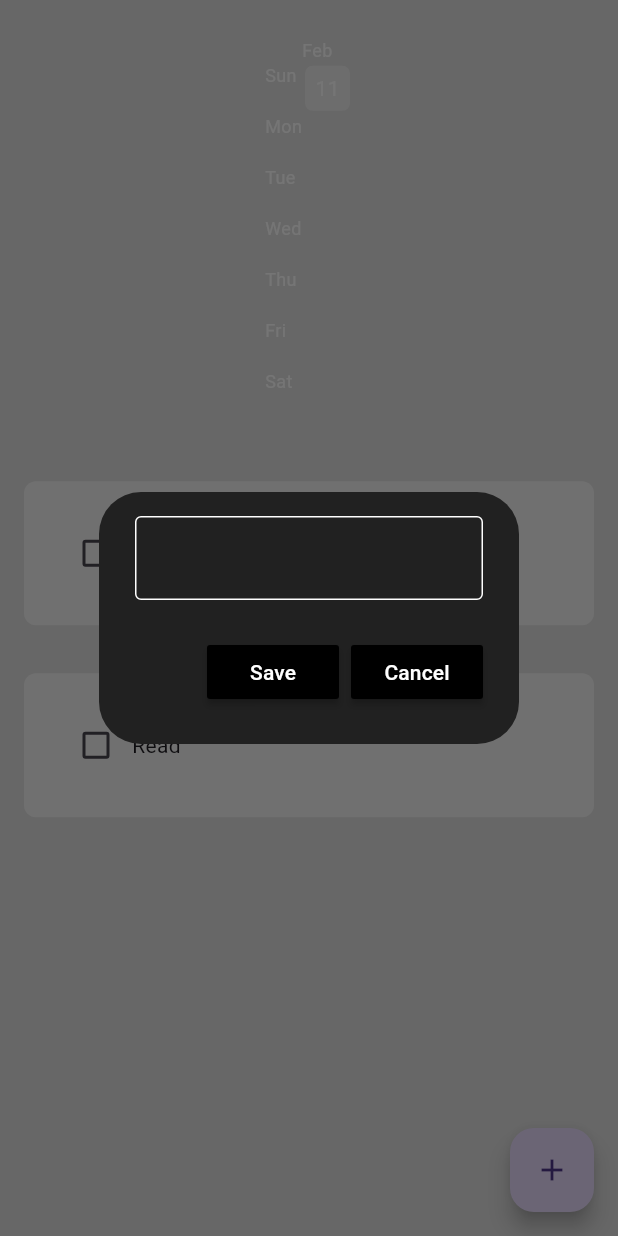
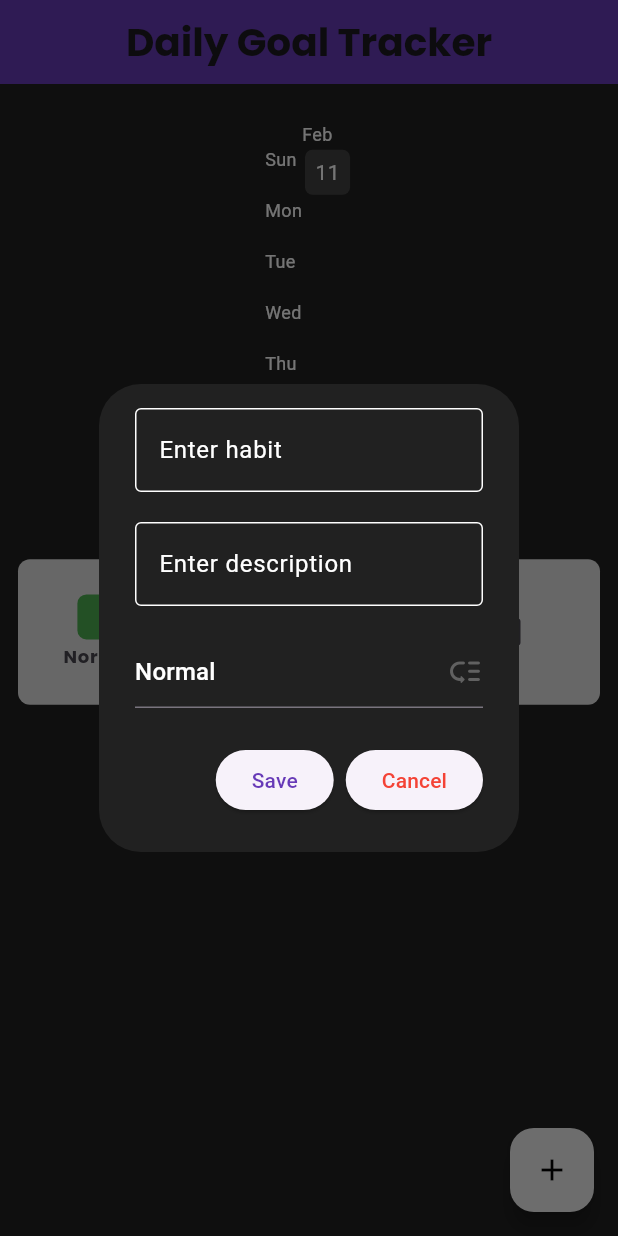
Before and after one commit to Arjun6112/assignment-task-tracker, a Flutter app: the screen it shows after launch, after a tap on the "add" icon, on a phone screen of 412 x 824 dp. Run offline on Flutter 3.47's test engine with Material 3 defaults, Android fonts, the phone set to English and light mode, and no system bars; drawn by our look-alikes of flutter_heatmap_calendar, flutter_slidable; our stand-ins replace google_fonts, hive, hive_flutter; accounts and stored records are empty.

Commit message:
Completed assignment

```diff
--- a/lib/components/floating_action_button.dart
+++ /dev/null
@@ -1,11 +0,0 @@
-import 'package:flutter/material.dart';
-
-class MyFloatingActionButton extends StatelessWidget {
-  final Function()? onPressed;
-  const MyFloatingActionButton({Key? key, this.onPressed}) : super(key: key);
-
-  @override
-  Widget build(BuildContext context) {
-    return FloatingActionButton(onPressed: onPressed, child: Icon(Icons.add));
-  }
-}
--- a/lib/components/habit_tile.dart
+++ b/lib/components/habit_tile.dart
@@ -1,8 +1,13 @@
 import 'package:flutter/material.dart';
 import 'package:flutter_slidable/flutter_slidable.dart';
+import 'package:google_fonts/google_fonts.dart';
+import 'package:habbit_tracker/data/habit_database.dart';
 
 class HabitTile extends StatelessWidget {
   final String habitName;
+  final String habitDescription;
+  final Priorities priority;
+
   final bool isDone;
   final Function(bool?)? onChanged;
   final Function(BuildContext?) deleteTapped;
@@ -14,19 +19,21 @@ class HabitTile extends StatelessWidget {
       required this.isDone,
       required this.onChanged,
       required this.deleteTapped,
-      required this.settingsTapped})
+      required this.settingsTapped,
+      required this.habitDescription,
+      required this.priority})
       : super(key: key);
 
   @override
   Widget build(BuildContext context) {
     return Padding(
-      padding: const EdgeInsets.all(16.0),
+      padding: const EdgeInsets.all(12.0),
       child: Slidable(
-        endActionPane: ActionPane(motion: StretchMotion(), children: [
+        endActionPane: ActionPane(motion: const StretchMotion(), children: [
           SlidableAction(
             onPressed: settingsTapped,
             backgroundColor: Colors.grey.shade800,
-            icon: Icons.settings,
+            icon: Icons.mode_edit,
             borderRadius: BorderRadius.circular(12),
           ),
           SlidableAction(
@@ -37,14 +44,43 @@ class HabitTile extends StatelessWidget {
           )
         ]),
         child: Container(
-          padding: EdgeInsets.all(24),
+          padding: const EdgeInsets.all(14),
           decoration: BoxDecoration(
-              color: Colors.grey[100], borderRadius: BorderRadius.circular(8)),
-          child: Row(
-            children: [
-              Checkbox(value: isDone, onChanged: onChanged),
-              Text(habitName),
-            ],
+              color: Colors.grey[300], borderRadius: BorderRadius.circular(8)),
+          child: ListTile(
+            leading: Column(
+              mainAxisAlignment: MainAxisAlignment.spaceEvenly,
+              children: [
+                Container(
+                  decoration: BoxDecoration(
+                      shape: BoxShape.rectangle,
+                      borderRadius: BorderRadius.circular(6),
+                      color: Priorities.Normal == priority
+                          ? Colors.green
+                          : Priorities.Urgent == priority
+                              ? Colors.red
+                              : Colors.orange),
+                  width: 30,
+                  height: 30,
+                ),
+                Text(
+                  priority.toString().split('.').last,
+                  style: GoogleFonts.poppins(
+                      fontSize: 12, fontWeight: FontWeight.bold),
+                )
+              ],
+            ),
+            trailing: Checkbox(value: isDone, onChanged: onChanged),
+            title: Text(
+              habitName,
+              style: GoogleFonts.poppins(
+                  fontSize: 20, fontWeight: FontWeight.bold),
+            ),
+            subtitle: Text(
+              habitDescription,
+              style: GoogleFonts.poppins(
+                  fontSize: 16, fontWeight: FontWeight.w400),
+            ),
           ),
         ),
       ),
--- a/lib/components/monthly_summary.dart
+++ b/lib/components/monthly_summary.dart
@@ -19,30 +19,26 @@ class MonthlySummary extends StatelessWidget {
       padding: const EdgeInsets.only(top: 25, bottom: 25),
       child: HeatMap(
         startDate: createDateTimeObject(startDate),
-        endDate: DateTime.now().add(Duration(days: 0)),
+        endDate: DateTime.now().add(const Duration(days: 0)),
         datasets: datasets,
         colorMode: ColorMode.color,
-        defaultColor: Colors.grey[200],
+        defaultColor: Colors.grey[800],
         textColor: Colors.white,
         showColorTip: false,
         showText: true,
         scrollable: true,
         size: 30,
         colorsets: const {
-          1: Color.fromARGB(20, 2, 179, 8),
-          2: Color.fromARGB(40, 2, 179, 8),
-          3: Color.fromARGB(60, 2, 179, 8),
-          4: Color.fromARGB(80, 2, 179, 8),
-          5: Color.fromARGB(100, 2, 179, 8),
-          6: Color.fromARGB(120, 2, 179, 8),
-          7: Color.fromARGB(150, 2, 179, 8),
-          8: Color.fromARGB(180, 2, 179, 8),
-          9: Color.fromARGB(220, 2, 179, 8),
-          10: Color.fromARGB(255, 2, 179, 8),
-        },
-        onClick: (value) {
-          ScaffoldMessenger.of(context)
-              .showSnackBar(SnackBar(content: Text(value.toString())));
+          1: Color.fromARGB(19, 90, 2, 179),
+          2: Color.fromARGB(40, 132, 2, 179),
+          3: Color.fromARGB(59, 120, 2, 179),
+          4: Color.fromARGB(80, 102, 2, 179),
+          5: Color.fromARGB(99, 79, 2, 179),
+          6: Color.fromARGB(120, 102, 2, 179),
+          7: Color.fromARGB(149, 108, 2, 179),
+          8: Color.fromARGB(180, 114, 2, 179),
+          9: Color.fromARGB(220, 132, 2, 179),
+          10: Color.fromARGB(255, 114, 2, 179),
         },
       ),
     );
--- a/lib/components/my_alert_dialog.dart
+++ b/lib/components/my_alert_dialog.dart
@@ -1,43 +1,93 @@
 import 'package:flutter/material.dart';
+import 'package:flutter/scheduler.dart';
+import 'package:habbit_tracker/data/habit_database.dart';
 
 class MyAlertDialog extends StatelessWidget {
-  final controller;
+  final titleController;
+  final descriptionController;
+  final Priorities priority;
+  final Function onPriorityChange;
   final VoidCallback onSave;
   final VoidCallback onCancel;
   const MyAlertDialog(
       {Key? key,
-      required this.controller,
+      required this.titleController,
       required this.onSave,
-      required this.onCancel})
+      required this.onCancel,
+      required this.descriptionController,
+      required this.priority,
+      required this.onPriorityChange(value)})
       : super(key: key);
 
   @override
   Widget build(BuildContext context) {
     return AlertDialog(
       backgroundColor: Colors.grey[900],
-      content: TextField(
-        controller: controller,
-        decoration: InputDecoration(
-            enabledBorder:
-                OutlineInputBorder(borderSide: BorderSide(color: Colors.white)),
-            focusedBorder: OutlineInputBorder(
-                borderSide: BorderSide(color: Colors.white))),
-        style: TextStyle(color: Colors.white),
+      content: Column(
+        mainAxisAlignment: MainAxisAlignment.spaceAround,
+        mainAxisSize: MainAxisSize.min,
+        children: [
+          TextField(
+            controller: titleController,
+            decoration: const InputDecoration(
+                hintText: "Enter habit",
+                hintStyle: TextStyle(color: Colors.white),
+                enabledBorder: OutlineInputBorder(
+                    borderSide: BorderSide(color: Colors.white)),
+                focusedBorder: OutlineInputBorder(
+                    borderSide: BorderSide(color: Colors.white))),
+            style: const TextStyle(color: Colors.white),
+          ),
+          const SizedBox(
+            height: 20,
+          ),
+          TextField(
+            controller: descriptionController,
+            decoration: const InputDecoration(
+                hintText: "Enter description",
+                hintMaxLines: 4,
+                hintStyle: TextStyle(color: Colors.white),
+                enabledBorder: OutlineInputBorder(
+                    borderSide: BorderSide(color: Colors.white)),
+                focusedBorder: OutlineInputBorder(
+                    borderSide: BorderSide(color: Colors.white))),
+            style: const TextStyle(color: Colors.white),
+          ),
+          const SizedBox(
+            height: 20,
+          ),
+          DropdownButtonFormField(
+            icon: const Icon(Icons.low_priority_rounded),
+            value: priority,
+            borderRadius: BorderRadius.circular(8),
+            dropdownColor: Colors.grey[900],
+            hint: const Text("Select priority",
+                style: TextStyle(color: Colors.white)),
+            items: Priorities.values
+                .map((e) => DropdownMenuItem(
+                    value: e,
+                    child: Text(e.toString().split('.')[1],
+                        style: const TextStyle(color: Colors.white))))
+                .toList(),
+            onChanged: (value) {
+              onPriorityChange(value);
+              SchedulerBinding.instance!.addPostFrameCallback((timeStamp) {});
+            },
+          ),
+        ],
       ),
       actions: [
-        MaterialButton(
+        ElevatedButton(
             onPressed: onSave,
-            color: Colors.black,
             child: const Text(
               "Save",
-              style: TextStyle(color: Colors.white),
+              style: TextStyle(color: Colors.deepPurple),
             )),
-        MaterialButton(
+        ElevatedButton(
             onPressed: onCancel,
-            color: Colors.black,
             child: const Text(
               "Cancel",
-              style: TextStyle(color: Colors.white),
+              style: TextStyle(color: Colors.red),
             ))
       ],
     );
--- /dev/null
+++ b/lib/data/adapter.dart
@@ -0,0 +1,36 @@
+import 'package:habbit_tracker/data/habit_database.dart';
+import 'package:hive/hive.dart';
+
+class PrioritiesAdapter extends TypeAdapter<Priorities> {
+  @override
+  final typeId = 1; // choose an unique id for this adapter
+
+  @override
+  Priorities read(BinaryReader reader) {
+    switch (reader.readByte()) {
+      case 0:
+        return Priorities.Normal;
+      case 1:
+        return Priorities.Important;
+      case 2:
+        return Priorities.Urgent;
+      default:
+        return Priorities.Normal;
+    }
+  }
+
+  @override
+  void write(BinaryWriter writer, Priorities obj) {
+    switch (obj) {
+      case Priorities.Normal:
+        writer.writeByte(0);
+        break;
+      case Priorities.Important:
+        writer.writeByte(1);
+        break;
+      case Priorities.Urgent:
+        writer.writeByte(2);
+        break;
+    }
+  }
+}
--- a/lib/data/habit_database.dart
+++ b/lib/data/habit_database.dart
@@ -5,15 +5,20 @@ import '../datetime/date_time.dart';
 // reference our box
 final _myBox = Hive.box("Habit_Database");
 
+enum Priorities {
+  Urgent,
+  Important,
+  Normal,
+}
+
 class HabitDatabase {
-  List todaysHabitList = [];
+  List todaysHabitList = ["Run", "Description", Priorities.Normal, false];
   Map<DateTime, int> heatMapDataSet = {};
 
   // create initial default data
   void createDefaultData() {
     todaysHabitList = [
-      ["Run", false],
-      ["Read", false],
+      ["Run", "Description", Priorities.Normal, false],
     ];
 
     _myBox.put("START_DATE", todaysDateFormatted());
@@ -26,7 +31,7 @@ class HabitDatabase {
       todaysHabitList = _myBox.get("CURRENT_HABIT_LIST");
       // set all habit completed to false since it's a new day
       for (int i = 0; i < todaysHabitList.length; i++) {
-        todaysHabitList[i][1] = false;
+        todaysHabitList[i][3] = false;
       }
     }
     // if it's not a new day, load todays list
@@ -53,7 +58,7 @@ class HabitDatabase {
   void calculateHabitPercentages() {
     int countCompleted = 0;
     for (int i = 0; i < todaysHabitList.length; i++) {
-      if (todaysHabitList[i][1] == true) {
+      if (todaysHabitList[i][3] == true) {
         countCompleted++;
       }
     }
--- a/lib/home_page.dart
+++ b/lib/home_page.dart
@@ -1,11 +1,11 @@
 import 'package:flutter/material.dart';
+import 'package:google_fonts/google_fonts.dart';
 import 'package:habbit_tracker/components/habit_tile.dart';
 import 'package:habbit_tracker/data/habit_database.dart';
 import 'package:hive_flutter/hive_flutter.dart';
 
 import 'components/monthly_summary.dart';
 import 'components/my_alert_dialog.dart';
-import 'components/floating_action_button.dart';
 
 class HomePage extends StatefulWidget {
   const HomePage({Key? key}) : super(key: key);
@@ -32,49 +32,70 @@ class _HomePageState extends State<HomePage> {
   }
 
   bool habitCompleted = false;
+  Priorities priority = Priorities.Normal;
 
-  final _newHabitController = TextEditingController();
+  final _newTaskController = TextEditingController();
+  final _newDescirptionController = TextEditingController();
 
   void createNewHabit() {
     showDialog(
         context: context,
         builder: (context) {
           return MyAlertDialog(
-              controller: _newHabitController,
-              onSave: saveNewHabit,
-              onCancel: cancelNewHabit);
+            onPriorityChange: (value) {
+              priority = value;
+              setState(() {});
+            },
+            onSave: saveNewHabit,
+            onCancel: cancelNewHabit,
+            titleController: _newTaskController,
+            descriptionController: _newDescirptionController,
+            priority: priority,
+          );
         });
     db.updateDatabase();
   }
 
   void saveNewHabit() {
     setState(() {
-      db.todaysHabitList.add([_newHabitController.text, false]);
+      db.todaysHabitList.add([
+        _newTaskController.text,
+        _newDescirptionController.text,
+        priority,
+        false
+      ]);
       db.updateDatabase();
     });
 
-    _newHabitController.clear();
+    _newTaskController.clear();
+    _newDescirptionController.clear();
     Navigator.of(context).pop();
   }
 
   void cancelNewHabit() {
-    _newHabitController.clear();
+    _newTaskController.clear();
+    _newDescirptionController.clear();
     Navigator.of(context).pop();
     db.updateDatabase();
   }
 
   void checkBoxTapped(bool? value, int index) {
     setState(() {
-      db.todaysHabitList[index][1] = value;
+      db.todaysHabitList[index][3] = value;
       db.updateDatabase();
     });
   }
 
   void saveExistingHabit(int index) {
     setState(() {
-      db.todaysHabitList[index][0] = _newHabitController.text;
+      db.todaysHabitList[index][0] = _newTaskController.text;
+      db.todaysHabitList[index][1] = _newDescirptionController.text;
+
+
+      db.updateDatabase();
     });
-    _newHabitController.clear();
+    _newTaskController.clear();
+    _newDescirptionController.clear();
     Navigator.of(context).pop();
     db.updateDatabase();
   }
@@ -84,9 +105,17 @@ class _HomePageState extends State<HomePage> {
         context: context,
         builder: (context) {
           return MyAlertDialog(
-              controller: _newHabitController,
-              onSave: () => saveExistingHabit(index),
-              onCancel: cancelNewHabit);
+            onPriorityChange: (value) {
+              setState(() {
+                db.todaysHabitList[index][2] = value;
+              });
+            },
+            priority: db.todaysHabitList[index][2],
+            onSave: () => saveExistingHabit(index),
+            onCancel: cancelNewHabit,
+            titleController: _newTaskController,
+            descriptionController: _newDescirptionController,
+          );
         });
     db.updateDatabase();
   }
@@ -101,10 +130,24 @@ class _HomePageState extends State<HomePage> {
   @override
   Widget build(BuildContext context) {
     return Scaffold(
-        floatingActionButton: MyFloatingActionButton(
+        appBar: AppBar(
+            backgroundColor: Colors.deepPurple,
+            centerTitle: true,
+            title: Text(
+              "Daily Goal Tracker",
+              style: GoogleFonts.poppins(
+                  fontWeight: FontWeight.bold, fontSize: 26),
+            )),
+        floatingActionButton: FloatingActionButton(
+          backgroundColor: Colors.grey[200],
           onPressed: createNewHabit,
+          child: const Icon(
+            Icons.add,
+            color: Colors.black,
+            size: 24,
+          ),
         ),
-        backgroundColor: Colors.grey[300],
+        backgroundColor: Colors.grey[900],
         body: ListView(
           children: [
             MonthlySummary(
@@ -117,7 +160,9 @@ class _HomePageState extends State<HomePage> {
                 itemBuilder: (context, index) {
                   return HabitTile(
                     habitName: db.todaysHabitList[index][0],
-                    isDone: db.todaysHabitList[index][1],
+                    habitDescription: db.todaysHabitList[index][1],
+                    priority: db.todaysHabitList[index][2],
+                    isDone: db.todaysHabitList[index][3],
                     onChanged: (value) => checkBoxTapped(value, index),
                     deleteTapped: (context) => deleteHabit(index),
                     settingsTapped: (context) => openHabitSettings(index),
--- a/lib/main.dart
+++ b/lib/main.dart
@@ -1,10 +1,12 @@
 import 'package:flutter/material.dart';
+import 'package:habbit_tracker/data/adapter.dart';
 import 'package:hive_flutter/hive_flutter.dart';
 
 import 'home_page.dart';
 
 void main() async {
   await Hive.initFlutter();
+  Hive.registerAdapter(PrioritiesAdapter());
 
   await Hive.openBox("Habit_Database");
   runApp(const MyApp());
@@ -20,7 +22,8 @@ class MyApp extends StatelessWidget {
       debugShowCheckedModeBanner: false,
       title: 'Habit Tracker',
       theme: ThemeData(
-        primarySwatch: Colors.green,
+        useMaterial3: true,
+        primarySwatch: Colors.grey,
       ),
       home: const HomePage(),
     );
--- a/pubspec.yaml
+++ b/pubspec.yaml
@@ -32,6 +32,7 @@ dependencies:
     sdk: flutter
   flutter_heatmap_calendar: ^1.0.5
   flutter_slidable: ^2.0.0
+  google_fonts: ^6.1.0
   hive: ^2.2.3
   hive_flutter: ^1.1.0
 
```
Also changed, not shown: pubspec.lock, 1 other file.
